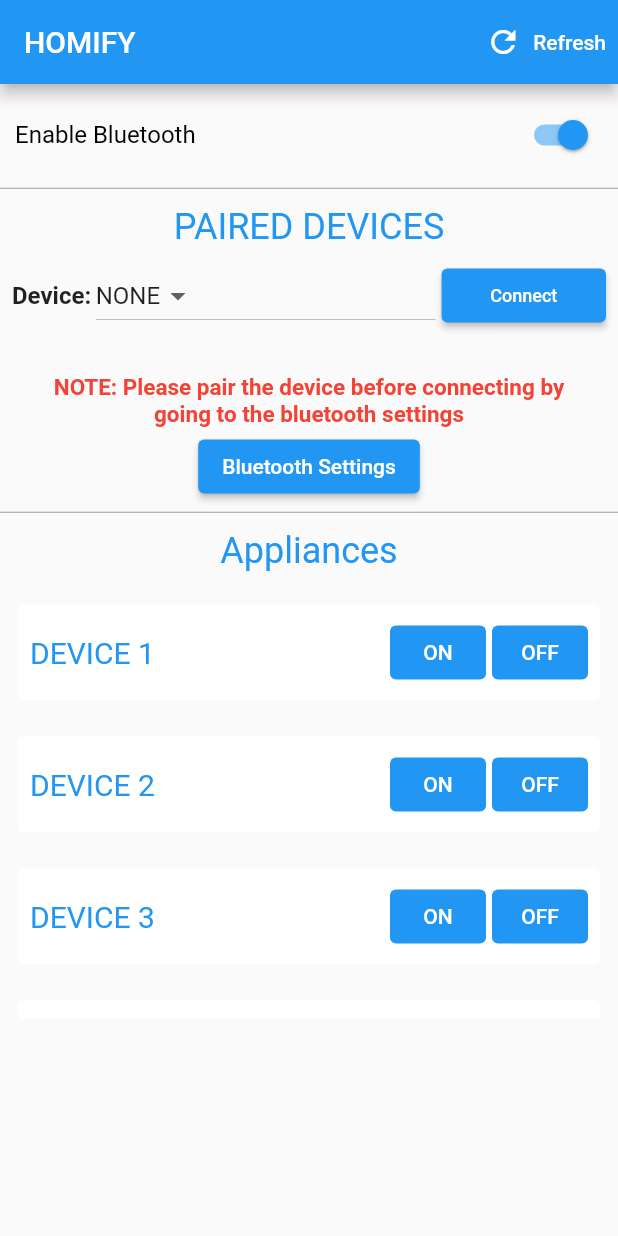
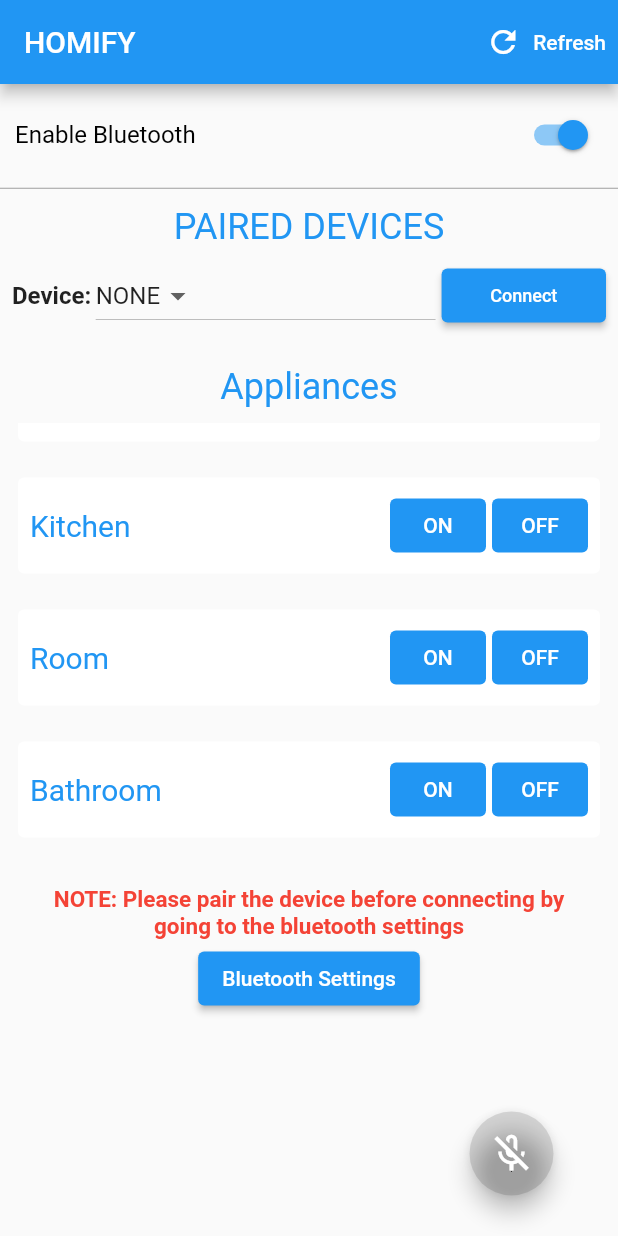
Before and after one commit to MDENDAN/Android-Arduino-app, a Flutter app: the screen it shows after launch, on a phone screen of 412 x 824 dp. Run offline on Flutter 3.47's test engine with Material 2 defaults, Android fonts, the phone set to English and light mode, and no system bars; drawn by our look-alikes of avatar_glow; our stand-ins replace flutter_bluetooth_serial, flutter_tts, speech_to_text.

Commit message:
stt and tts  update

```diff
--- /dev/null
+++ b/lib/api/sppech_to_text.dart
@@ -0,0 +1,27 @@
+import 'package:flutter/cupertino.dart';
+import 'package:speech_to_text/speech_to_text.dart';
+
+class SpeechApi {
+  static final _speech = SpeechToText();
+
+  static Future<bool> toggleRecording({
+    required Function(String text) onResult,
+    required ValueChanged<bool> onListening,
+  }) async {
+    if (_speech.isListening) {
+      _speech.stop();
+      return true;
+    }
+
+    final isAvailable = await _speech.initialize(
+      onStatus: (status) => onListening(_speech.isListening),
+      onError: (e) => print('Error: $e'),
+    );
+
+    if (isAvailable) {
+      _speech.listen(onResult: (value) => onResult(value.recognizedWords));
+    }
+
+    return isAvailable;
+  }
+}
--- a/lib/main.dart
+++ b/lib/main.dart
@@ -3,8 +3,8 @@ import 'dart:async';
 import 'dart:convert';
 
 // For using PlatformException
-import 'package:demo_arduino/bluetooth.dart';
-import 'package:demo_arduino/splash_screen.dart';
+import 'package:demo_arduino/pages/bluetooth.dart';
+import 'package:demo_arduino/pages/splash_screen.dart';
 import 'package:flutter/services.dart';
 
 import 'package:flutter/material.dart';
--- a/lib/bluetooth.dart
+++ b/lib/pages/bluetooth.dart
@@ -1,8 +1,10 @@
 import 'dart:convert';
-
+import 'package:avatar_glow/avatar_glow.dart';
+import 'package:demo_arduino/api/sppech_to_text.dart';
 import 'package:flutter/material.dart';
 import 'package:flutter/services.dart';
 import 'package:flutter_bluetooth_serial/flutter_bluetooth_serial.dart';
+import 'package:flutter_tts/flutter_tts.dart';
 
 class BluetoothApp extends StatefulWidget {
   @override
@@ -10,6 +12,7 @@ class BluetoothApp extends StatefulWidget {
 }
 
 class _BluetoothAppState extends State<BluetoothApp> {
+  final FlutterTts flutterTts = FlutterTts();
   // Initializing the Bluetooth connection state to be unknown
   BluetoothState _bluetoothState = BluetoothState.UNKNOWN;
   // Get the instance of the Bluetooth
@@ -19,7 +22,11 @@ class _BluetoothAppState extends State<BluetoothApp> {
 
   List _deviceState = [0, 0, 0, 0];
   List variables = ["a", "c", "e", "g", "b", "d", "f", "h"];
+  List roomAppliance = ['Bedroom', 'Kitchen', 'Room', 'Bathroom'];
   bool isDisconnecting = false;
+
+  String text = 'Press the button and give command';
+  bool isListening = false;
 
   Map<String, Color?> colors = {
     'onBorderColor': Colors.green,
@@ -28,6 +35,7 @@ class _BluetoothAppState extends State<BluetoothApp> {
     'onTextColor': Colors.green[400],
     'offTextColor': Colors.red[400],
     'neutralTextColor': Colors.blue,
+    'disableColor': Colors.blue[100]
   };
 
   // To track whether the device is still connected to Bluetooth
@@ -269,38 +277,11 @@ class _BluetoothAppState extends State<BluetoothApp> {
                       ],
                     ),
                   ),
-                  Padding(
-                    padding:
-                        const EdgeInsets.only(left: 20, right: 20, top: 20),
-                    child: Center(
-                      child: Column(
-                        mainAxisAlignment: MainAxisAlignment.center,
-                        children: const <Widget>[
-                          Text(
-                            "NOTE: Please pair the device before connecting by going to the bluetooth settings",
-                            textAlign: TextAlign.center,
-                            style: TextStyle(
-                              fontSize: 15,
-                              fontWeight: FontWeight.bold,
-                              color: Colors.red,
-                            ),
-                          ),
-                          SizedBox(height: 2),
-                        ],
-                      ),
-                    ),
-                  ),
-                  ElevatedButton(
-                    // elevation: 2,
-                    child: Text("Bluetooth Settings"),
-                    onPressed: () {
-                      FlutterBluetoothSerial.instance.openSettings();
-                    },
-                  ),
+
                   SizedBox(
                     height: 5,
                   ),
-                  Divider(height: 3, color: Colors.grey),
+                  // Divider(height: 3, color: Colors.grey),
                   Padding(
                     padding: const EdgeInsets.all(10),
                     child: Text(
@@ -312,6 +293,7 @@ class _BluetoothAppState extends State<BluetoothApp> {
                   Container(
                     height: MediaQuery.of(context).size.height * 0.35,
                     child: SingleChildScrollView(
+                      reverse: true,
                       child: Stack(
                         children: [
                           Column(
@@ -339,7 +321,7 @@ class _BluetoothAppState extends State<BluetoothApp> {
                                         children: <Widget>[
                                           Expanded(
                                             child: Text(
-                                              "DEVICE ${i + 1}",
+                                              roomAppliance[i],
                                               style: TextStyle(
                                                 fontSize: 20,
                                                 color: _deviceState[i] == 0
@@ -359,7 +341,7 @@ class _BluetoothAppState extends State<BluetoothApp> {
                                                     _sendOnMessageToBluetooth(
                                                         variables[i + 4], i);
                                                   }
-                                                : null,
+                                                : floatingButtonDisableClick,
                                             child: Text(
                                               "ON",
                                               style: TextStyle(
@@ -377,7 +359,7 @@ class _BluetoothAppState extends State<BluetoothApp> {
                                                     _sendOffMessageToBluetooth(
                                                         variables[i], i);
                                                   }
-                                                : null,
+                                                : floatingButtonDisableClick,
                                             child: Text(
                                               "OFF",
                                               style: TextStyle(
@@ -397,10 +379,93 @@ class _BluetoothAppState extends State<BluetoothApp> {
                   ),
                 ],
               ),
+              isConnected
+                  ?
+                  // Speech text
+                  Column(
+                      children: [
+                        Divider(color: Colors.black87, thickness: 1.5),
+                        Padding(
+                          padding: const EdgeInsets.only(
+                            top: 8.0,
+                          ),
+                          child: RichText(
+                            text: TextSpan(
+                              children: [
+                                TextSpan(
+                                    text: text,
+                                    style: TextStyle(
+                                      color: Colors.black,
+                                    )),
+                              ],
+                            ),
+                          ),
+                        )
+                      ],
+                    )
+                  : Container(
+                      child: Column(
+                        children: [
+                          Padding(
+                            padding: const EdgeInsets.only(
+                                left: 20, right: 20, top: 20),
+                            child: Center(
+                              child: Column(
+                                mainAxisAlignment: MainAxisAlignment.center,
+                                children: const <Widget>[
+                                  Text(
+                                    "NOTE: Please pair the device before connecting by going to the bluetooth settings",
+                                    textAlign: TextAlign.center,
+                                    style: TextStyle(
+                                      fontSize: 15,
+                                      fontWeight: FontWeight.bold,
+                                      color: Colors.red,
+                                    ),
+                                  ),
+                                  SizedBox(height: 2),
+                                ],
+                              ),
+                            ),
+                          ),
+                          ElevatedButton(
+                            // elevation: 2,
+                            child: Text("Bluetooth Settings"),
+                            onPressed: () {
+                              FlutterBluetoothSerial.instance.openSettings();
+                            },
+                          ),
+                        ],
+                      ),
+                    ),
             ],
           ),
         ),
       ),
+      floatingActionButtonLocation: isConnected
+          ? FloatingActionButtonLocation.miniCenterDocked
+          : FloatingActionButtonLocation.endDocked,
+      floatingActionButton: AvatarGlow(
+        endRadius: 55,
+        animate: isListening,
+        glowColor: colors['neutralTextColor']!,
+        child: FloatingActionButton(
+          backgroundColor:
+              isConnected ? colors['neutralTextColor'] : Colors.black12,
+          onPressed: isConnected
+              ? () async {
+                  await toggleRecording();
+                }
+              : floatingButtonDisableClick,
+          child: Icon(
+            isListening ? Icons.mic : Icons.mic_off_outlined,
+            size: 30,
+          ),
+        ),
+      ),
+      // bottomNavigationBar: FloatingActionButton(
+      //   onPressed: () {},
+      //   child: Icon(Icons.mic),
+      // ),
     );
   }
 
@@ -513,7 +578,7 @@ class _BluetoothAppState extends State<BluetoothApp> {
   _sendOnMessageToBluetooth(String message, int i) async {
     connection?.output.add(utf8.encode("$message") as Uint8List);
     await connection?.output.allSent;
-    show('Device Turned On');
+    show('${roomAppliance[i]} LED turned on');
     setState(() {
       _deviceState[i] = 1; // device on
     });
@@ -524,7 +589,7 @@ class _BluetoothAppState extends State<BluetoothApp> {
   _sendOffMessageToBluetooth(String message, int i) async {
     connection?.output.add(utf8.encode("$message") as Uint8List);
     await connection?.output.allSent;
-    show('Device Turned Off');
+    show('${roomAppliance[i]} LED switch Off');
     setState(() {
       _deviceState[i] = -1; // device off
     });
@@ -534,9 +599,10 @@ class _BluetoothAppState extends State<BluetoothApp> {
   // taking message as the text
   show(
     String message, {
-    Duration duration = const Duration(milliseconds: 1500),
+    Duration duration = const Duration(milliseconds: 700),
   }) async {
     await Future.delayed(new Duration(milliseconds: 100));
+    speak(message);
     ScaffoldMessenger.of(context).showSnackBar(
       SnackBar(
         backgroundColor: Colors.blue[300],
@@ -547,4 +613,50 @@ class _BluetoothAppState extends State<BluetoothApp> {
       ),
     );
   }
+
+  Future toggleRecording() {
+    return SpeechApi.toggleRecording(
+      onResult: (text) => setState(() {
+        this.text = text;
+        handleVoiceCommand(text);
+      }),
+      onListening: (isListening) {
+        setState(() => this.isListening = isListening);
+      },
+    );
+  }
+
+  floatingButtonDisableClick() {
+    show('Connect to device');
+  }
+
+  void handleVoiceCommand(String text) {
+    List list = text.split(' ');
+    var i = 0;
+    while (roomAppliance.isNotEmpty) {
+      if (list[0] == roomAppliance[i].toString().toLowerCase()) {
+        break;
+      }
+      i++;
+    }
+    switch (list[list.length - 1]) {
+      case "off":
+        _sendOffMessageToBluetooth(variables[i], i);
+        break;
+      case "on":
+        _sendOnMessageToBluetooth(variables[i + 4], i);
+        break;
+      // Add more cases for other voice commands here
+      default:
+        print("Unrecognized command: $text");
+    }
+  }
+
+  speak(String text) async {
+    await flutterTts.setLanguage('en-US');
+    await flutterTts.setPitch(0.9);
+    await flutterTts.setSpeechRate(0.3);
+    await flutterTts.setVolume(1);
+    await flutterTts.speak(text);
+  }
 }
--- a/lib/splash_screen.dart
+++ b/lib/pages/splash_screen.dart
@@ -1,6 +1,6 @@
 import 'dart:async';
 
-import 'package:demo_arduino/bluetooth.dart';
+import 'package:demo_arduino/pages/bluetooth.dart';
 import 'package:flutter/material.dart';
 
 class splashscreen extends StatefulWidget {
--- a/pubspec.yaml
+++ b/pubspec.yaml
@@ -38,6 +38,8 @@ dependencies:
   cupertino_icons: ^1.0.2
   flutter_bluetooth_serial: ^0.4.0
   speech_to_text: ^6.1.1
+  flutter_tts: ^3.6.3
+  avatar_glow: ^2.0.2
 
 dev_dependencies:
   flutter_test:
```
Also changed, not shown: pubspec.lock, 3 other files.
